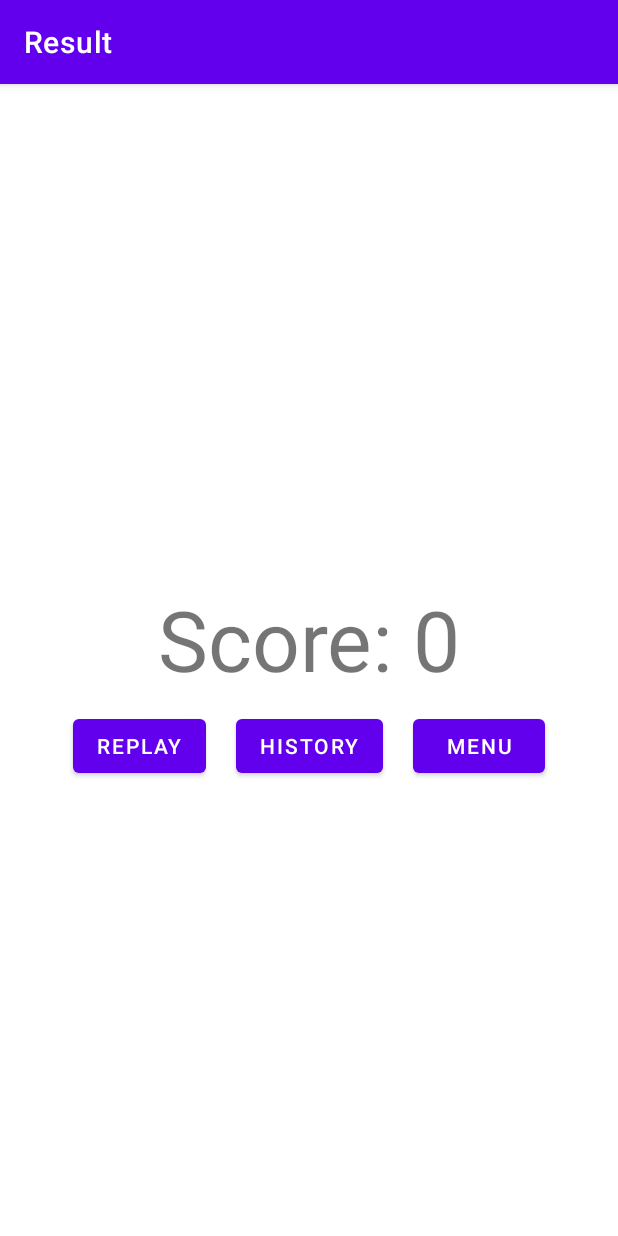
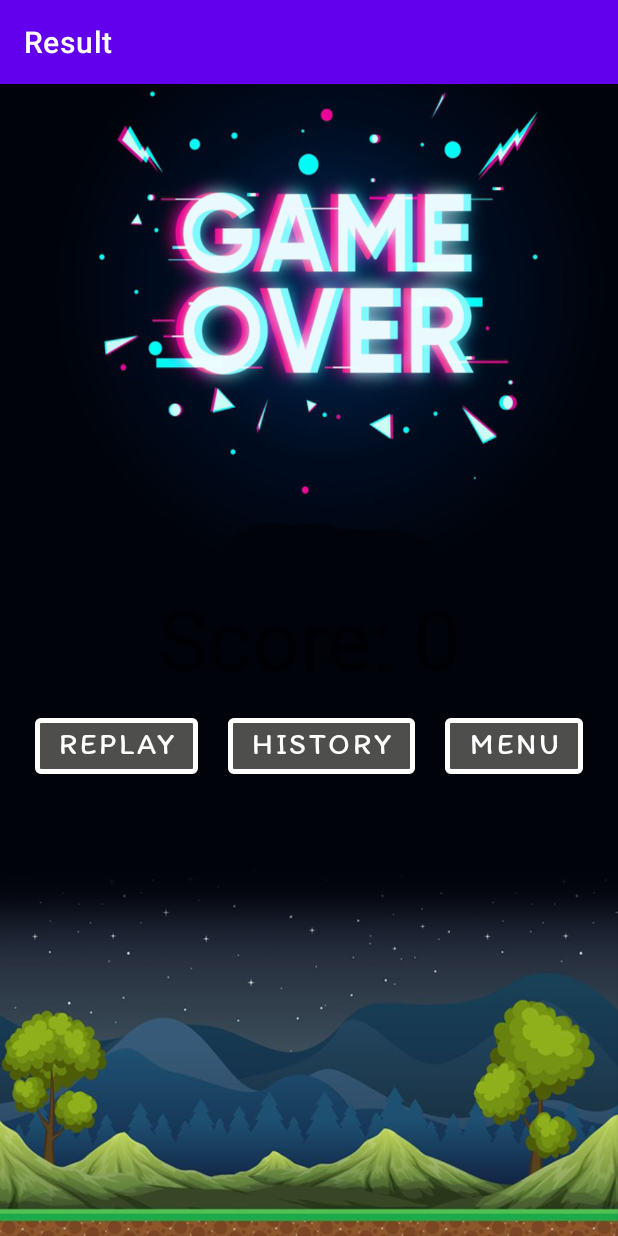
Before and after one commit to KingOnHuy/CS355_Final_Project, an Android app: the ResultActivity screen opened directly, with no data from a screen before it, on a phone screen of 412 x 824 dp. Run offline under Robolectric (Android 15) with nearby library versions, the phone set to English and light mode, and no system bars; 1 statement that could not run was skipped.

Commit message:
change ui activity result

```diff
--- a/app/src/main/res/layout/activity_category.xml
+++ b/app/src/main/res/layout/activity_category.xml
@@ -8,7 +8,7 @@
         android:layout_width="match_parent"
         android:layout_height="match_parent"
         android:gravity="center"
-        android:background="@drawable/bd_category"
+        android:background="@drawable/bg_category"
         android:orientation="vertical">
 
         <TextView
--- a/app/src/main/res/layout/activity_result.xml
+++ b/app/src/main/res/layout/activity_result.xml
@@ -4,6 +4,7 @@
     xmlns:tools="http://schemas.android.com/tools"
     android:layout_width="match_parent"
     android:layout_height="match_parent"
+    android:background="@drawable/bg_result"
     tools:context=".ResultActivity">
 
     <LinearLayout
@@ -41,13 +42,25 @@
                 android:layout_width="wrap_content"
                 android:layout_height="wrap_content"
                 android:layout_margin="10dp"
-                android:text="Replay" />
+                android:fontFamily="@font/itim"
+                android:text="Replay"
+                android:textColor="@color/white"
+                android:textSize="20sp"
+                app:backgroundTint="#72AEAB9C"
+                app:strokeColor="@color/white"
+                app:strokeWidth="3dp"/>
 
             <Button
                 android:id="@+id/resultHistoryBtn"
                 android:layout_width="wrap_content"
                 android:layout_height="wrap_content"
                 android:layout_margin="10dp"
+                android:fontFamily="@font/itim"
+                android:textColor="@color/white"
+                android:textSize="20sp"
+                app:backgroundTint="#72AEAB9C"
+                app:strokeColor="@color/white"
+                app:strokeWidth="3dp"
                 android:text="History" />
 
             <Button
@@ -55,6 +68,12 @@
                 android:layout_width="wrap_content"
                 android:layout_height="wrap_content"
                 android:layout_margin="10dp"
+                android:fontFamily="@font/itim"
+                android:textColor="@color/white"
+                android:textSize="20sp"
+                app:backgroundTint="#72AEAB9C"
+                app:strokeColor="@color/white"
+                app:strokeWidth="3dp"
                 android:text="Menu" />
         </LinearLayout>
     </LinearLayout>
```
Also changed, not shown: app/src/main/res/drawable/bg_category.jpg (renamed from app/src/main/res/drawable/bd_category.jpg), app/src/main/res/drawable/bg_result.png (added).
